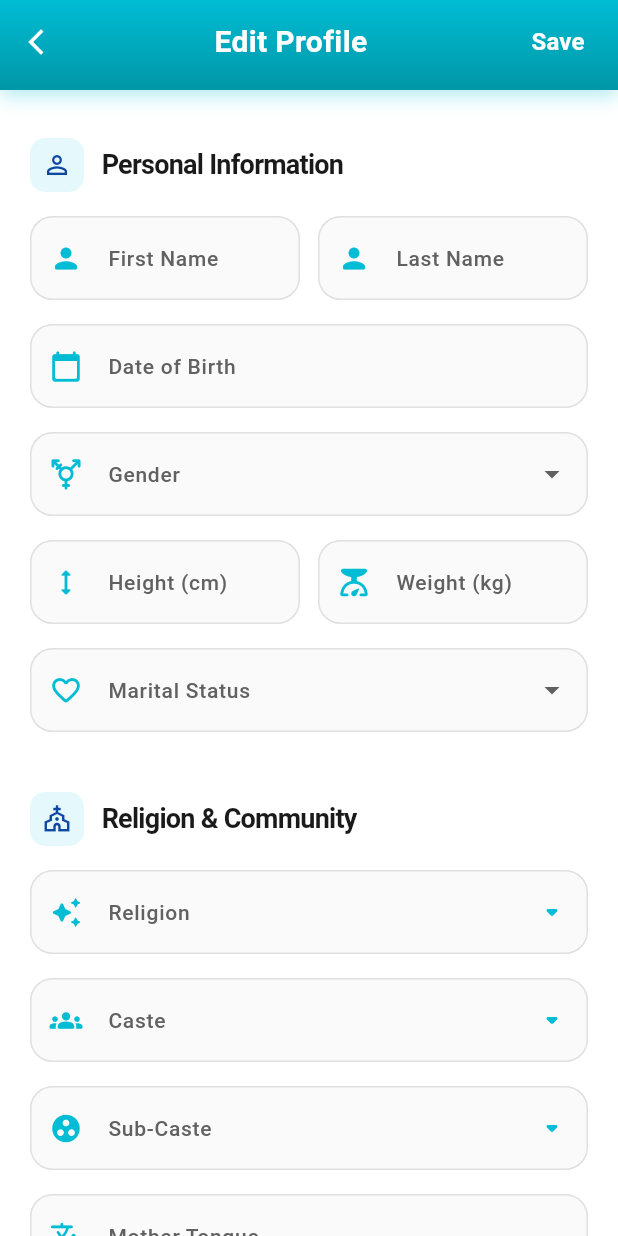
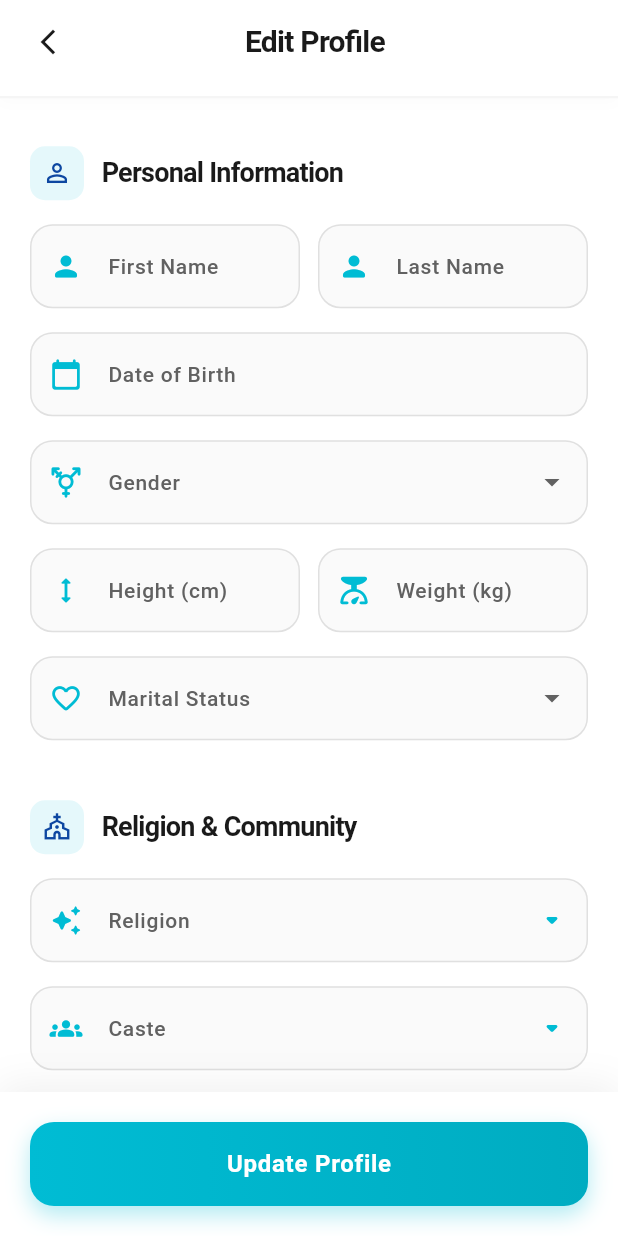
Before and after one commit to REJYKARINGA/matrimony_app, a Flutter app: the EditProfileScreen screen opened directly, on a phone screen of 412 x 824 dp. Run offline on Flutter 3.47's test engine with Material 3 defaults, Android fonts, the light colour scheme and no system bars; our stand-ins replace geolocator, google_maps_flutter, image_picker, permission_handler, shared_preferences; missing offline and left inert: laravel_echo, pusher_client_socket, razorpay_flutter; accounts and stored records are empty; network calls fail.

Commit message:
design fix

```diff
--- a/lib/screens/profile_screen_view.dart
+++ b/lib/screens/profile_screen_view.dart
@@ -713,9 +713,7 @@ class _ProfileScreenState extends State<ProfileScreen> {
     );
   }
 
-  Widget _buildDiscoveryNoteProfile() {
-    return const SizedBox.shrink();
-  }
+
 
   Widget _buildActionButtons() {
     return Padding(
@@ -966,6 +964,8 @@ class _EditProfileScreenState extends State<EditProfileScreen> {
   String? _selectedSmoke;
   String? _selectedAlcohol;
   bool _isLoading = false;
+  bool _isPersonalitiesExpanded = false;
+  bool _isInterestsExpanded = false;
   double? _latitude;
   double? _longitude;
 
@@ -1455,7 +1455,7 @@ class _EditProfileScreenState extends State<EditProfileScreen> {
     );
   }
 
-  Widget _buildSectionHeader(String title, IconData icon) {
+  Widget _buildSectionHeader(String title, IconData icon, {Widget? trailing}) {
     return Padding(
       padding: const EdgeInsets.only(bottom: 16, top: 8),
       child: Row(
@@ -1469,15 +1469,18 @@ class _EditProfileScreenState extends State<EditProfileScreen> {
             child: Icon(icon, size: 20, color: const Color(0xFF0D47A1)),
           ),
           const SizedBox(width: 12),
-          Text(
-            title,
-            style: const TextStyle(
-              fontSize: 18,
-              fontWeight: FontWeight.bold,
-              color: Color(0xFF1A1A1A),
-              letterSpacing: -0.5,
-            ),
-          ),
+          Expanded(
+            child: Text(
+              title,
+              style: const TextStyle(
+                fontSize: 18,
+                fontWeight: FontWeight.bold,
+                color: Color(0xFF1A1A1A),
+                letterSpacing: -0.5,
+              ),
+            ),
+          ),
+          if (trailing != null) trailing,
         ],
       ),
     );
@@ -1496,26 +1499,29 @@ class _EditProfileScreenState extends State<EditProfileScreen> {
             width: double.infinity,
             padding: EdgeInsets.only(
               top: MediaQuery.of(context).padding.top + 4,
-              bottom: 8,
+              bottom: 12,
             ),
             decoration: BoxDecoration(
-              gradient: const LinearGradient(
-                begin: Alignment.topCenter,
-                end: Alignment.bottomCenter,
-                colors: [Color(0xFF00BCD4), Color(0xFF0097A7)],
+              color: Colors.white,
+              border: Border(
+                bottom: BorderSide(
+                  color: Colors.grey.shade100,
+                  width: 1.5,
+                ),
               ),
               boxShadow: [
                 BoxShadow(
-                  color: const Color(0xFF00BCD4).withOpacity(0.3),
-                  blurRadius: 10,
-                  offset: const Offset(0, 4),
+                  color: Colors.black.withOpacity(0.02),
+                  blurRadius: 8,
+                  offset: const Offset(0, 2),
                 ),
               ],
             ),
             child: Row(
               children: [
+                const SizedBox(width: 8),
                 IconButton(
-                  icon: const Icon(Icons.arrow_back_ios_new, color: Colors.white, size: 20),
+                  icon: const Icon(Icons.arrow_back_ios_new, color: Color(0xFF1A1A1A), size: 20),
                   onPressed: () => Navigator.pop(context),
                 ),
                 const Expanded(
@@ -1523,33 +1529,14 @@ class _EditProfileScreenState extends State<EditProfileScreen> {
                     'Edit Profile',
                     textAlign: TextAlign.center,
                     style: TextStyle(
-                      color: Colors.white,
+                      color: Color(0xFF1A1A1A),
                       fontSize: 20,
                       fontWeight: FontWeight.bold,
+                      letterSpacing: -0.5,
                     ),
                   ),
                 ),
-                TextButton(
-                  onPressed: _isLoading ? null : _saveProfile,
-                  child: _isLoading
-                      ? const SizedBox(
-                          width: 18,
-                          height: 18,
-                          child: CircularProgressIndicator(
-                            strokeWidth: 2,
-                            color: Colors.white,
-                          ),
-                        )
-                      : const Text(
-                          'Save',
-                          style: TextStyle(
-                            color: Colors.white,
-                            fontSize: 16,
-                            fontWeight: FontWeight.bold,
-                          ),
-                        ),
-                ),
-                const SizedBox(width: 8),
+                const SizedBox(width: 48),
               ],
             ),
           ),
@@ -2099,13 +2086,35 @@ class _EditProfileScreenState extends State<EditProfileScreen> {
                     ),
                     if (_personalities.isNotEmpty) ...[
                       const SizedBox(height: 32),
-                      _buildSectionHeader('User Personality', Icons.psychology_rounded),
-                      _buildPersonalityMultiSelect(),
+                      InkWell(
+                        onTap: () => setState(() => _isPersonalitiesExpanded = !_isPersonalitiesExpanded),
+                        borderRadius: BorderRadius.circular(10),
+                        child: _buildSectionHeader(
+                          'User Personality',
+                          Icons.psychology_rounded,
+                          trailing: Icon(
+                            _isPersonalitiesExpanded ? Icons.expand_less_rounded : Icons.expand_more_rounded,
+                            color: const Color(0xFF00BCD4),
+                          ),
+                        ),
+                      ),
+                      if (_isPersonalitiesExpanded) _buildPersonalityMultiSelect(),
                     ],
                     if (_interests.isNotEmpty) ...[
                       const SizedBox(height: 32),
-                      _buildSectionHeader('Interests & Hobbies', Icons.sports_tennis_rounded),
-                      _buildInterestMultiSelect(),
+                      InkWell(
+                        onTap: () => setState(() => _isInterestsExpanded = !_isInterestsExpanded),
+                        borderRadius: BorderRadius.circular(10),
+                        child: _buildSectionHeader(
+                          'Interests & Hobbies',
+                          Icons.sports_tennis_rounded,
+                          trailing: Icon(
+                            _isInterestsExpanded ? Icons.expand_less_rounded : Icons.expand_more_rounded,
+                            color: const Color(0xFF00BCD4),
+                          ),
+                        ),
+                      ),
+                      if (_isInterestsExpanded) _buildInterestMultiSelect(),
                     ],
 
                     const SizedBox(height: 40),
@@ -2132,8 +2141,7 @@ class _EditProfileScreenState extends State<EditProfileScreen> {
                       onPressed: () => Navigator.pushNamed(context, '/profile-photos'),
                     ),
 
-                    const SizedBox(height: 32),
-                    _buildDiscoveryNote(),
+
 
                     const SizedBox(height: 40),
                   ],
@@ -2143,66 +2151,65 @@ class _EditProfileScreenState extends State<EditProfileScreen> {
           ),
         ],
       ),
-    );
-  }
-
-  Widget _buildDiscoveryNote() {
-    return Container(
-      padding: const EdgeInsets.symmetric(horizontal: 20, vertical: 20),
-      decoration: BoxDecoration(
-        color: const Color(0xFF00BCD4).withOpacity(0.06),
-        borderRadius: BorderRadius.circular(16),
-        border: Border.all(
-          color: const Color(0xFF00BCD4).withOpacity(0.2),
-          width: 1,
+      bottomNavigationBar: Container(
+        padding: const EdgeInsets.all(20),
+        decoration: BoxDecoration(
+          color: Colors.white,
+          boxShadow: [
+            BoxShadow(
+              color: Colors.black.withOpacity(0.06),
+              blurRadius: 20,
+              offset: const Offset(0, -5),
+            ),
+          ],
         ),
-      ),
-      child: Row(
-        crossAxisAlignment: CrossAxisAlignment.start,
-        children: [
-          Container(
-            padding: const EdgeInsets.all(10),
+        child: SafeArea(
+          child: Container(
+            width: double.infinity,
+            height: 56,
             decoration: BoxDecoration(
-              color: const Color(0xFF00BCD4).withOpacity(0.12),
-              borderRadius: BorderRadius.circular(12),
-            ),
-            child: const Icon(
-              Icons.chat_bubble_outline_rounded,
-              color: Color(0xFF00BCD4),
-              size: 24,
-            ),
-          ),
-          const SizedBox(width: 16),
-          Expanded(
-            child: Column(
-              crossAxisAlignment: CrossAxisAlignment.start,
-              children: [
-                Text(
-                  'A note from us',
-                  style: TextStyle(
-                    fontSize: 13,
-                    fontWeight: FontWeight.w600,
-                    color: Colors.grey.shade700,
-                    letterSpacing: 0.3,
-                  ),
-                ),
-                const SizedBox(height: 8),
-                Text(
-                  'Personal interests and personality traits are intentionally left for you to discover through real conversation. We believe genuine compatibility is felt, not filtered.',
-                  style: TextStyle(
-                    fontSize: 14,
-                    height: 1.6,
-                    color: Colors.grey.shade800,
-                    fontStyle: FontStyle.italic,
-                  ),
+              borderRadius: BorderRadius.circular(16),
+              gradient: const LinearGradient(
+                colors: [Color(0xFF00BCD4), Color(0xFF00ACC1)],
+              ),
+              boxShadow: [
+                BoxShadow(
+                  color: const Color(0xFF00BCD4).withOpacity(0.3),
+                  blurRadius: 12,
+                  offset: const Offset(0, 6),
                 ),
               ],
             ),
-          ),
-        ],
-      ),
-    );
-  }
+            child: ElevatedButton(
+              onPressed: _isLoading ? null : _saveProfile,
+              style: ElevatedButton.styleFrom(
+                backgroundColor: Colors.transparent,
+                shadowColor: Colors.transparent,
+                shape: RoundedRectangleBorder(borderRadius: BorderRadius.circular(16)),
+              ),
+              child: _isLoading
+                  ? const SizedBox(
+                      width: 24,
+                      height: 24,
+                      child: CircularProgressIndicator(color: Colors.white, strokeWidth: 2.5),
+                    )
+                  : const Text(
+                      'Update Profile',
+                      style: TextStyle(
+                        fontSize: 16,
+                        fontWeight: FontWeight.bold,
+                        color: Colors.white,
+                        letterSpacing: 0.5,
+                      ),
+                    ),
+            ),
+          ),
+        ),
+      ),
+    );
+  }
+
+
 
   Widget _buildActionButton({
     required String label,
@@ -2259,21 +2266,6 @@ class _EditProfileScreenState extends State<EditProfileScreen> {
       child: Column(
         crossAxisAlignment: CrossAxisAlignment.start,
         children: [
-          Row(
-            children: const [
-              Icon(Icons.psychology_rounded, size: 20, color: Color(0xFF00BCD4)),
-              SizedBox(width: 10),
-              Text(
-                'Select Personality Traits',
-                style: TextStyle(
-                  fontSize: 15,
-                  fontWeight: FontWeight.w600,
-                  color: Colors.black87,
-                ),
-              ),
-            ],
-          ),
-          const SizedBox(height: 12),
           Wrap(
             spacing: 8,
             runSpacing: 8,
@@ -2327,21 +2319,6 @@ class _EditProfileScreenState extends State<EditProfileScreen> {
       child: Column(
         crossAxisAlignment: CrossAxisAlignment.start,
         children: [
-          Row(
-            children: const [
-              Icon(Icons.sports_tennis_rounded, size: 20, color: Color(0xFF00BCD4)),
-              SizedBox(width: 10),
-              Text(
-                'Select Interests & Hobbies',
-                style: TextStyle(
-                  fontSize: 15,
-                  fontWeight: FontWeight.w600,
-                  color: Colors.black87,
-                ),
-              ),
-            ],
-          ),
-          const SizedBox(height: 12),
           Wrap(
             spacing: 8,
             runSpacing: 8,
```
Also changed, not shown: pubspec.lock.
